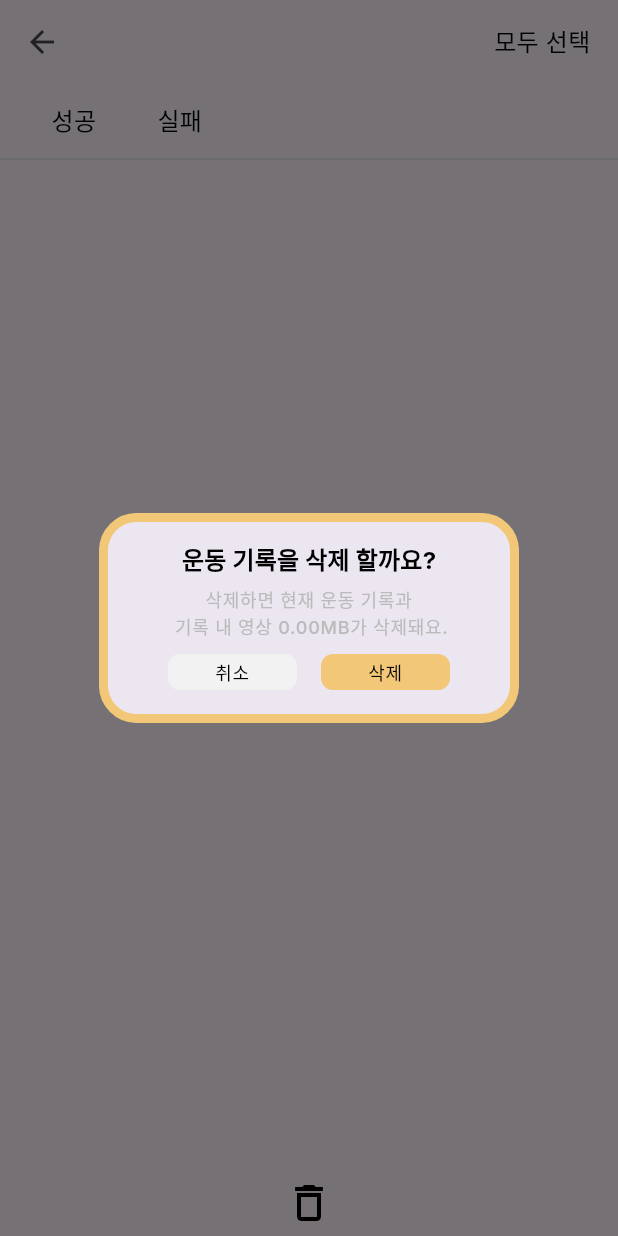
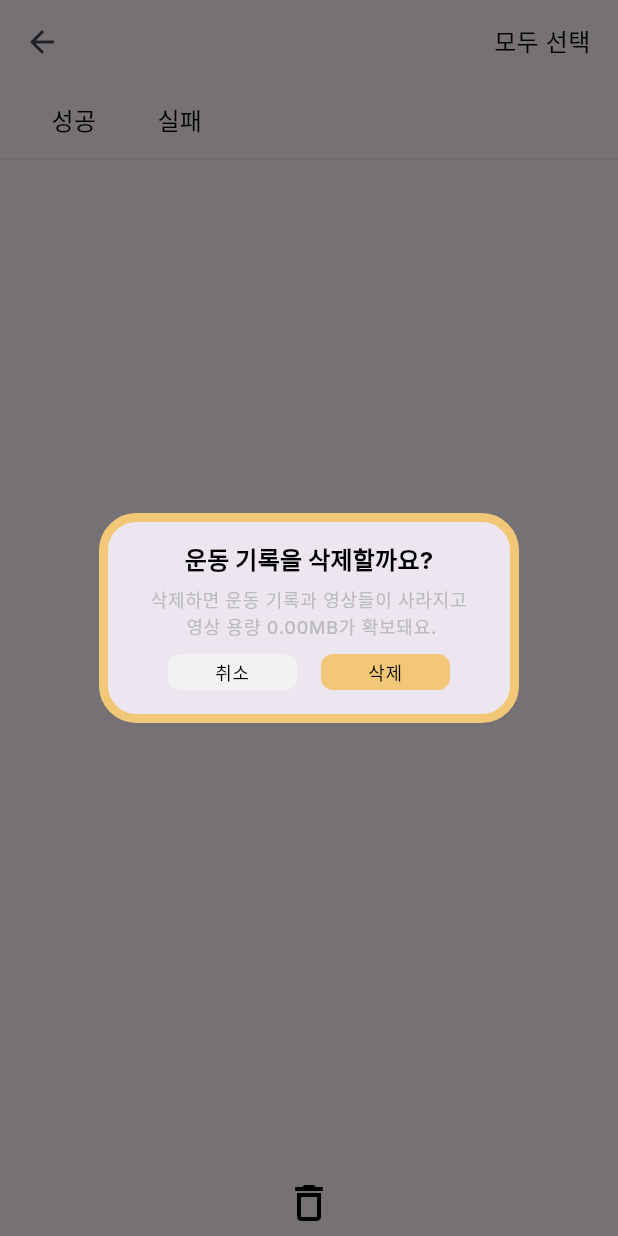
Before and after one commit to LiberoSpace/climb, a Flutter app: the ExerciseRecordDetailPage screen opened directly with empty values, after a tap on the "delete" icon, on a phone screen of 412 x 824 dp. Run offline on Flutter 3.47's test engine with Material 3 defaults, Android fonts, the phone set to English and light mode, and no system bars; our stand-ins replace camera, cloud_firestore, drift, firebase_analytics, firebase_auth, firebase_core and 14 more; missing offline and left inert: drift_db_viewer, firebase_app_check, gal, sqlite3, video_thumbnail; accounts and stored records are empty; generated files the repository leaves out were written again; project files that could hold a hidden picture were left out.

Commit message:
feat: 팝업 UI 텍스트 변경

```diff
--- a/lib/pages/exercise_record_detail_page.dart
+++ b/lib/pages/exercise_record_detail_page.dart
@@ -418,9 +418,9 @@ class _ExerciseRecordDetailPageState extends State<ExerciseRecordDetailPage> {
       final isConfirmed = await showDialog<bool>(
         context: context,
         builder: (BuildContext context) => ConfirmationDialog(
-          mainText: '운동 기록을 삭제 할까요?',
+          mainText: '운동 기록을 삭제할까요?',
           subText:
-              '삭제하면 현재 운동 기록과\n 기록 내 영상 ${formatBytesToMegaBytes(totalBytes)}가 삭제돼요.',
+              '삭제하면 운동 기록과 영상들이 사라지고\n 영상 용량 ${formatBytesToMegaBytes(totalBytes)}가 확보돼요.',
           cancelText: '취소',
           confirmText: '삭제',
         ),
@@ -511,9 +511,9 @@ class _ExerciseRecordDetailPageState extends State<ExerciseRecordDetailPage> {
       final isConfirmed = await showDialog<bool>(
         context: context,
         builder: (BuildContext context) => ConfirmationDialog(
-          mainText: '선택한 영상들을 삭제 할까요?',
+          mainText: '선택한 영상들을 삭제할까요?',
           subText:
-              '삭제한 영상들은 영구적으로 삭제돼요.\n${formatBytesToMegaBytes(totalBytes)}가 삭제돼요.',
+              '삭제한 영상들은 영구적으로 사라져요.\n${formatBytesToMegaBytes(totalBytes)}가 확보돼요.',
           cancelText: '취소',
           confirmText: '삭제',
         ),
--- a/lib/pages/exercise_record_videos_detail_page.dart
+++ b/lib/pages/exercise_record_videos_detail_page.dart
@@ -444,8 +444,8 @@ class _VideoDetailPageState extends State<ExerciseRecordVideosDetailPage> {
       final isConfirmed = await showDialog<bool>(
         context: context,
         builder: (BuildContext context) => ConfirmationDialog(
-          mainText: '이 동영상을 삭제 할까요?',
-          subText: '삭제한 영상은 영구적으로 삭제돼요.\n${videoData.dataSizeString}가 삭제돼요.',
+          mainText: '이 동영상을 삭제할까요?',
+          subText: '삭제한 영상은 영구적으로 사라져요.\n${videoData.dataSizeString}가 확보돼요.',
           cancelText: '취소',
           confirmText: '삭제',
         ),
--- a/lib/pages/videos_detail_page.dart
+++ b/lib/pages/videos_detail_page.dart
@@ -441,7 +441,7 @@
 //       final isConfirmed = await showDialog<bool>(
 //         context: context,
 //         builder: (BuildContext context) => ConfirmationDialog(
-//           mainText: '이 동영상을 삭제 할까요?',
+//           mainText: '이 동영상을 삭제할까요?',
 //           subText: '삭제한 영상은 영구적으로 삭제돼요.\n${videoData.dataSizeString}가 삭제돼요.',
 //           cancelText: '취소',
 //           confirmText: '삭제',
```
